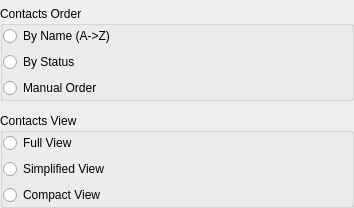
This is src/plugins/rostersview/rosteroptionswidget.ui in silvansky/Contacts as Qt 5 draws it before an edit. The edited form follows.
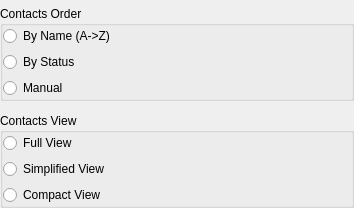
This is the edited form.

```diff
--- a/src/plugins/rostersview/rosteroptionswidget.ui
+++ b/src/plugins/rostersview/rosteroptionswidget.ui
@@ -7,7 +7,7 @@
     <x>0</x>
     <y>0</y>
     <width>354</width>
-    <height>174</height>
+    <height>184</height>
    </rect>
   </property>
   <layout class="QVBoxLayout" name="verticalLayout_4">
@@ -55,7 +55,7 @@
       <item>
        <widget class="QRadioButton" name="rbtOrderManualy">
         <property name="text">
-         <string>Manual Order</string>
+         <string>Manual</string>
         </property>
        </widget>
       </item>
```
